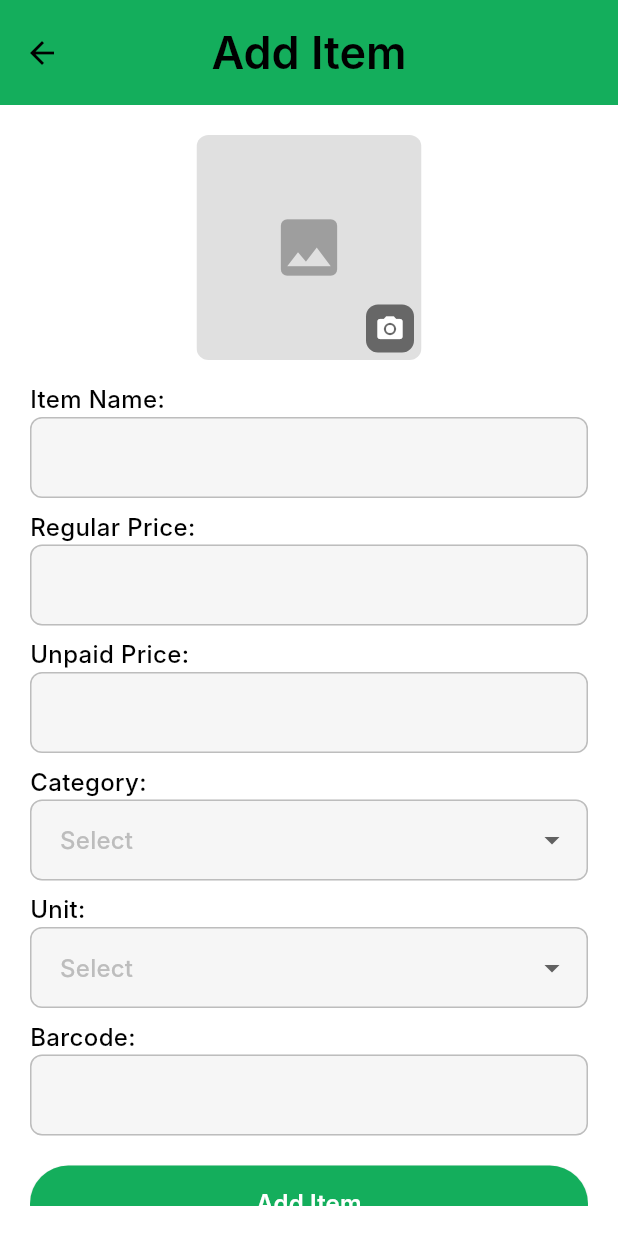
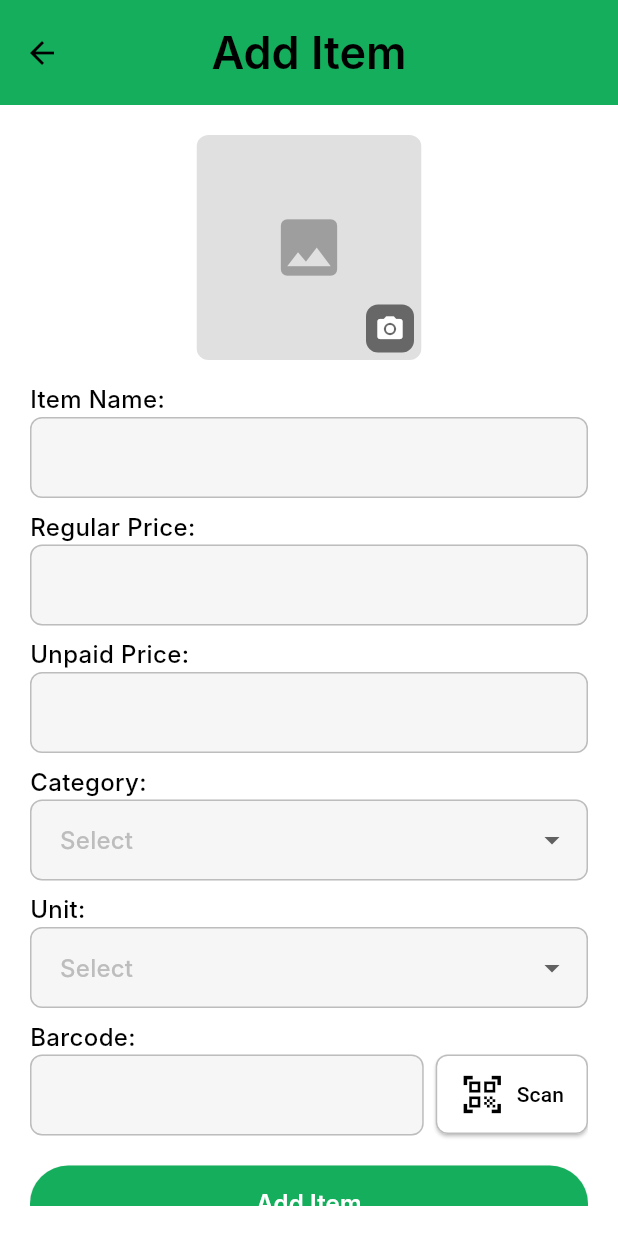
Before and after one commit to ewan133/Valgrow_app, a Flutter app: the InventoryPage screen opened by its route, after a tap on "Add Product", on a phone screen of 412 x 824 dp. Run offline on Flutter 3.47's test engine with Material 3 defaults, Android fonts, the phone set to English and light mode, and no system bars; our stand-ins replace cloud_firestore, curved_labeled_navigation_bar, data_table_2, firebase_auth, firebase_core, firebase_storage and 2 more; missing offline and left inert: flutter_barcode_scanner, syncfusion_flutter_xlsio; accounts and stored records are empty; Roboto replaces fonts that are missing (Inter).

Commit message:
added a new file

```diff
--- a/lib/pages/inventory/addItem.dart
+++ b/lib/pages/inventory/addItem.dart
@@ -11,6 +11,7 @@ import 'package:valgrow_ui/models/user_profile.dart';
 import 'package:valgrow_ui/services/database/database_provider.dart';
 import 'package:valgrow_ui/services/database/inventory_database.dart';
 import 'package:valgrow_ui/services/storage/storage_service.dart';
+import 'package:flutter_barcode_scanner/flutter_barcode_scanner.dart';
 
 class AdditemPage extends StatefulWidget {
   const AdditemPage({super.key});
@@ -49,6 +50,31 @@ class _AdditemPageState extends State<AdditemPage> {
     });
   }
 
+  Future<void> scanBarcode() async {
+    String barcodeScanResult;
+    try {
+      barcodeScanResult = await FlutterBarcodeScanner.scanBarcode(
+        "#ff6666", // Scanner overlay color
+        "Cancel", // Cancel button text
+        true, // Show flash icon
+        ScanMode.BARCODE,
+      );
+
+      if (!mounted) return;
+
+      // Update the barcode text field
+      setState(() {
+        if (barcodeScanResult != "-1") {
+          _barcodeController.text = barcodeScanResult;
+        }
+      });
+    } catch (e) {
+      ScaffoldMessenger.of(context).showSnackBar(
+        const SnackBar(content: Text("Failed to scan barcode")),
+      );
+    }
+  }
+
   Future<void> _loadCategories() async {
     try {
       final provider = Provider.of<DatabaseProvider>(context, listen: false);
@@ -85,14 +111,26 @@ class _AdditemPageState extends State<AdditemPage> {
 
   void _addItem() async {
     final user = Provider.of<DatabaseProvider>(context, listen: false).user;
+    final items = Provider.of<DatabaseProvider>(context, listen: false).items;
+
     if (_nameController.text.trim().isEmpty ||
         _regularPriceController.text.trim().isEmpty ||
         _unpaidPriceController.text.trim().isEmpty ||
-        _barcodeController.text.trim().isEmpty ||
         unitValue == null ||
         categoryValue == null) {
       ScaffoldMessenger.of(context).showSnackBar(
         const SnackBar(content: Text("Please fill in all required fields")),
+      );
+      return;
+    }
+
+    String barcode = _barcodeController.text.trim();
+
+    // Check if a barcode is entered and ensure it's unique
+    if (barcode.isNotEmpty && items.any((item) => item.barcode == barcode)) {
+      ScaffoldMessenger.of(context).showSnackBar(
+        const SnackBar(
+            content: Text("An item with this barcode already exists!")),
       );
       return;
     }
@@ -118,18 +156,20 @@ class _AdditemPageState extends State<AdditemPage> {
         unpaid_price: double.parse(_unpaidPriceController.text.trim()),
         category: categoryValue!,
         unit: unitValue!,
-        barcode: _barcodeController.text.trim(),
+        barcode: barcode, // Can be empty but must be unique if filled
         item_image: imageUrl,
-        storeId: user.storeId, // Ensured to be non-null here
+        storeId: user.storeId,
         total_stock: 0,
         last_updated: DateTime.now(),
       );
 
-      await databaseProvider.addNewItem(newItem);
+      await Provider.of<DatabaseProvider>(context, listen: false)
+          .addNewItem(newItem);
 
       ScaffoldMessenger.of(context).showSnackBar(
         const SnackBar(content: Text("Item Successfully Saved")),
       );
+
       // Clear form after success
       _nameController.clear();
       _regularPriceController.clear();
@@ -140,8 +180,8 @@ class _AdditemPageState extends State<AdditemPage> {
         unitValue = null;
         categoryValue = null;
       });
+
       Navigator.pop(context);
-
     } catch (e) {
       ScaffoldMessenger.of(context).showSnackBar(
         SnackBar(content: Text("Error saving item: ${e.toString()}")),
@@ -227,7 +267,6 @@ class _AdditemPageState extends State<AdditemPage> {
                       onChanged: (newValue) {
                         if (newValue != null) {
                           setState(() {
-
                             if (!categories.contains(newValue)) {
                               categories.add(newValue);
                             }
@@ -247,11 +286,49 @@ class _AdditemPageState extends State<AdditemPage> {
                       showAddNew: false,
                     ),
                     const SizedBox(height: 8),
-                    MyTextfieldLabeled(
-                      color: Colors.grey.shade400,
-                      controller: _barcodeController,
-                      label: "Barcode:",
-                      hint: '',
+                    Row(
+                      children: [
+                        Expanded(
+                          child: MyTextfieldLabeled(
+                            color: Colors.grey.shade400,
+                            controller: _barcodeController,
+                            label: "Barcode:",
+                            hint: '',
+                          ),
+                        ),
+                        const SizedBox(
+                            width: 8), // Space between text field and button
+                        Padding(
+                          padding: const EdgeInsets.only(top: 22.0),
+                          child: SizedBox(
+                            height: 53, // Set the same height as the text field
+                            child: ElevatedButton.icon(
+                              onPressed:
+                                  scanBarcode, // Function to trigger barcode scan
+                              icon: const Icon(Icons.qr_code_scanner,
+                                  size: 30, color: Colors.black),
+                              label: const Text("Scan"),
+                              style: ElevatedButton.styleFrom(
+                                shape: RoundedRectangleBorder(
+                                  borderRadius: BorderRadius.circular(
+                                      8), // Circular border radius
+                                  side: BorderSide(
+                                    // Removed 'const' here
+                                    color: Colors.grey.shade400, // Border color
+                                    width: 1, // Border width
+                                  ),
+                                ),
+                                backgroundColor:
+                                    Colors.white, // Adjust button color
+                                foregroundColor:
+                                    Colors.black, // Text and icon color
+                                padding: const EdgeInsets.symmetric(
+                                    horizontal: 16), // Better spacing
+                              ),
+                            ),
+                          ),
+                        ),
+                      ],
                     ),
                     const SizedBox(height: 20),
                     _isUploading
--- a/lib/pages/inventory/inventory.dart
+++ b/lib/pages/inventory/inventory.dart
@@ -5,10 +5,8 @@ import 'package:valgrow_ui/components/general_components/appbar.dart';
 import 'package:valgrow_ui/components/inventory_components/main_inventory_card.dart';
 import 'package:valgrow_ui/components/general_components/searchbar.dart';
 import 'package:valgrow_ui/components/general_components/text.dart';
-import 'package:valgrow_ui/models/user_profile.dart';
 import 'package:valgrow_ui/pages/inventory/item_details.dart';
 import 'package:valgrow_ui/services/database/database_provider.dart';
-import 'package:valgrow_ui/services/database/inventory_database.dart';
 
 class InventoryPage extends StatefulWidget {
   const InventoryPage({super.key});
@@ -21,43 +19,21 @@ class _InventoryPageState extends State<InventoryPage> {
   final TextEditingController _searchController = TextEditingController();
   String _searchQuery = "";
   String _selectedCategory = "All"; // Default filter category
-  final _inventoryDB = InventoryDatabase();
-  List<String> categories = ["All"]; // Ensure "All" is always present
-  UserProfile? user;
-
-  @override
-  void initState() {
-    super.initState();
-    _loadCategories();
-  }
-
-  Future<void> _loadCategories() async {
-    try {
-      final provider = Provider.of<DatabaseProvider>(context, listen: false);
-      user = provider.user;
-      if (user == null) return;
-
-      Set<String> categorySet =
-          Set.from(await _inventoryDB.getUniqueCategories(user!.storeId));
-
-      categorySet.addAll(["Canned Foods", "Noodles"]); // Add extra categories
-
-      setState(() {
-        categories = ["All", ...categorySet.toList()]; // Keep "All" first
-      });
-    } catch (e) {
-      ScaffoldMessenger.of(context).showSnackBar(
-        SnackBar(content: Text("Error loading categories: $e")),
-      );
-    }
-  }
 
   @override
   Widget build(BuildContext context) {
     return Scaffold(
       appBar: MyAppbar(
         title: "Inventory",
-        actionWidget: PopupMenuButton<String>(
+        actionWidget: Consumer<DatabaseProvider>(
+          builder: (context, inventoryProvider, child) {
+            // Extract unique categories dynamically from the provider's item list
+            List<String> categories = ["All", ...inventoryProvider.items
+                .map((item) => item.category)
+                .toSet()
+                .toList()];
+
+            return PopupMenuButton<String>(
               onSelected: (value) {
                 setState(() {
                   _selectedCategory = value;
@@ -78,6 +54,8 @@ class _InventoryPageState extends State<InventoryPage> {
                   fontWeight: FontWeight.w500,
                 ),
               ),
+            );
+          },
         ),
       ),
       floatingActionButton: MyFloatingActionButton(
--- a/lib/services/database/database_provider.dart
+++ b/lib/services/database/database_provider.dart
@@ -27,6 +27,8 @@ class DatabaseProvider extends ChangeNotifier {
   // list of store items
   List<ItemBatch> _batch = [];
   List<ItemBatch> get batch => _batch;
+
+
 
   Future<void> fetchUserProfile(String uid) async {
     try {
```
Also changed, not shown: lib/components/general_components/datepicker.dart (+15 -8 lines), lib/components/inventory_components/add_batch_modal.dart (+6 -5 lines), lib/components/reports_components/inventory_table.dart (added, +214 -0 lines), lib/models/batch_details.dart (+19 -12 lines), lib/pages/inventory/item_details.dart (+53 -35 lines), lib/pages/reports/reports_main.dart (+51 -18 lines), pubspec.yaml (+5 -2 lines), lib/models/inventory_report_model.dart (added), lib/pages/home_and_nav/home.dart (line endings or trailing spaces), pubspec.lock, 7 other files. Lines whose indentation alone changed are shown as unchanged.
